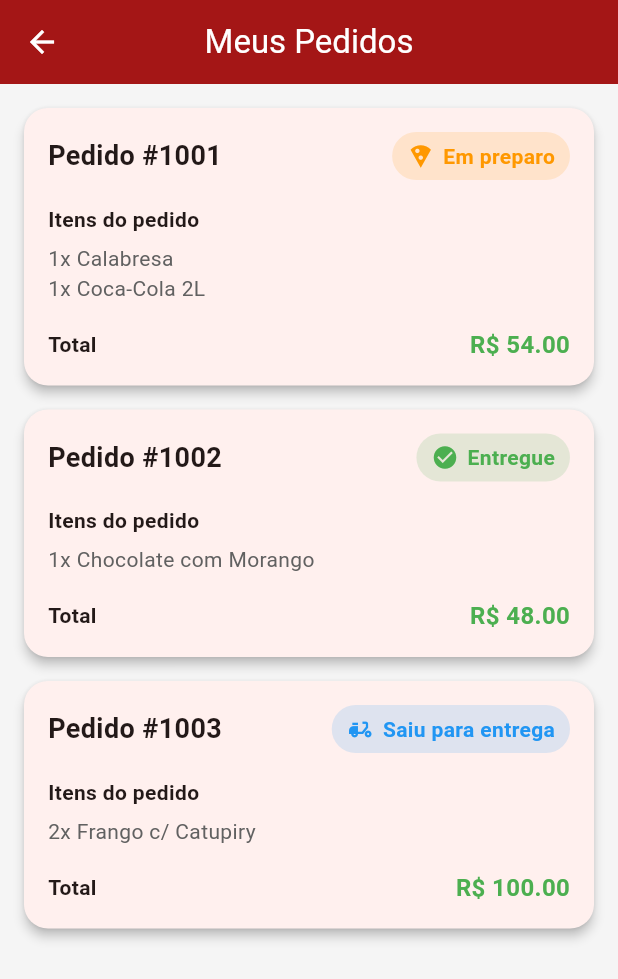
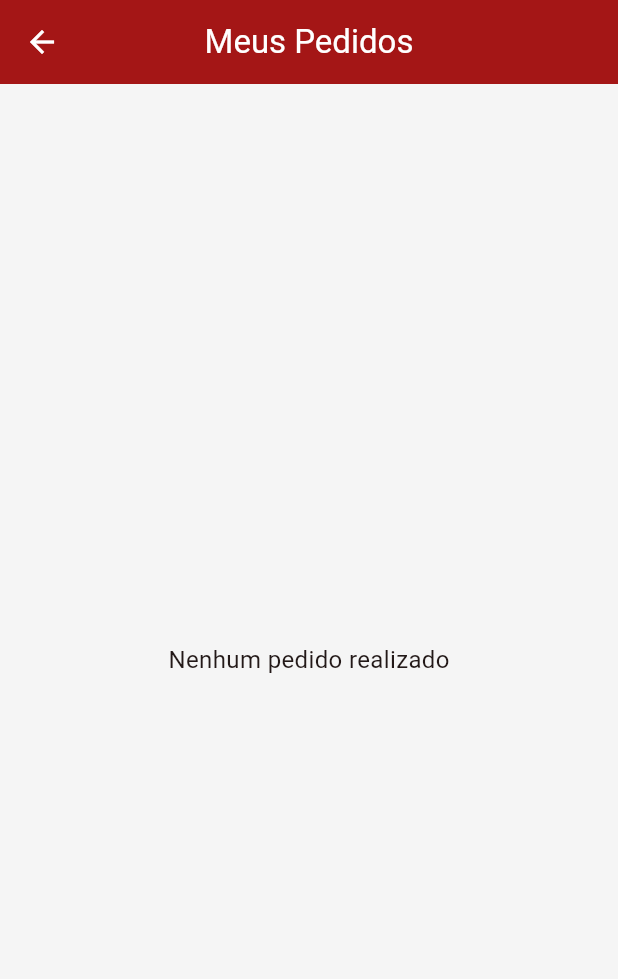
Before and after one commit to 0leoncs0/Projects, a Flutter app: the MeusPedidosPage screen opened directly, on a phone screen of 412 x 824 dp. Shown: the top 979 px of the screen. Run offline on Flutter 3.47's test engine with Material 3 defaults, Android fonts, the phone set to English and light mode, and no system bars.

Commit message:
atualização do carrinho e pedidos

```diff
--- /dev/null
+++ b/lib/models/cart_item.dart
@@ -0,0 +1,15 @@
+import 'pizza_model.dart';
+
+class CartItem {
+  final Pizza pizza;
+  final int quantidade;
+  final List<String> adicionais;
+  final double precoTotal;
+
+  CartItem({
+    required this.pizza,
+    required this.quantidade,
+    required this.adicionais,
+    required this.precoTotal,
+  });
+}
--- a/lib/models/cart_model.dart
+++ b/lib/models/cart_model.dart
@@ -4,7 +4,16 @@ class CartItem {
   final Pizza pizza;
   int quantidade;
 
-  CartItem({required this.pizza, this.quantidade = 1});
+  final List<String> adicionais;
+
+  final double precoTotal;
+
+  CartItem({
+    required this.pizza,
+    this.quantidade = 1,
+    this.adicionais = const [],
+    required this.precoTotal,
+  });
 }
 
 class Cart {
@@ -18,15 +27,9 @@ class Cart {
 
   final List<CartItem> itens = [];
 
-  void adicionar(Pizza pizza) {
-    final index = itens.indexWhere((item) => item.pizza.nome == pizza.nome);
-
-    if (index >= 0) {
-      itens[index].quantidade++;
-    } else {
-      itens.add(CartItem(pizza: pizza));
-    }
-  }
+  void adicionar(CartItem item) {
+  itens.add(item);
+}
 
   void remover(Pizza pizza) {
     itens.removeWhere((item) => item.pizza.nome == pizza.nome);
@@ -35,7 +38,7 @@ class Cart {
   double get total {
     return itens.fold(
       0,
-      (sum, item) => sum + (item.pizza.preco * item.quantidade),
+      (sum, item) => sum + item.precoTotal,
     );
   }
 
--- /dev/null
+++ b/lib/models/pedido_model.dart
@@ -0,0 +1,13 @@
+import 'cart_model.dart';
+
+class Pedido {
+  final List<CartItem> itens;
+  final double total;
+  final String status;
+
+  Pedido({
+    required this.itens,
+    required this.total,
+    required this.status,
+  });
+}
--- /dev/null
+++ b/lib/models/pedidos_manager.dart
@@ -0,0 +1,18 @@
+import 'pedido_model.dart';
+
+class PedidosManager {
+  static final PedidosManager _instance =
+      PedidosManager._internal();
+
+  factory PedidosManager() {
+    return _instance;
+  }
+
+  PedidosManager._internal();
+
+  final List<Pedido> pedidos = [];
+
+  void adicionarPedido(Pedido pedido) {
+    pedidos.add(pedido);
+  }
+}
--- a/lib/screens/meus_pedidos.dart
+++ b/lib/screens/meus_pedidos.dart
@@ -1,44 +1,26 @@
 import 'package:flutter/material.dart';
+import '../models/pedidos_manager.dart';
 
 class MeusPedidosPage extends StatelessWidget {
   const MeusPedidosPage({super.key});
 
   @override
   Widget build(BuildContext context) {
-    // PEDIDOS EXEMPLO
-    final pedidos = [
-      {
-        "numero": "#1001",
-        "status": "Em preparo",
-        "itens": "1x Calabresa\n1x Coca-Cola 2L",
-        "total": 54.00,
-        "icone": Icons.local_pizza,
-        "cor": Colors.orange,
-      },
-      {
-        "numero": "#1002",
-        "status": "Entregue",
-        "itens": "1x Chocolate com Morango",
-        "total": 48.00,
-        "icone": Icons.check_circle,
-        "cor": Colors.green,
-      },
-      {
-        "numero": "#1003",
-        "status": "Saiu para entrega",
-        "itens": "2x Frango c/ Catupiry",
-        "total": 100.00,
-        "icone": Icons.delivery_dining,
-        "cor": Colors.blue,
-      },
-    ];
+    final pedidos = PedidosManager().pedidos;
 
     return Scaffold(
       appBar: AppBar(
         title: const Text("Meus Pedidos"),
       ),
 
-      body: ListView.builder(
+      body: pedidos.isEmpty
+    ? const Center(
+        child: Text(
+          "Nenhum pedido realizado",
+          style: TextStyle(fontSize: 16),
+        ),
+      )
+    : ListView.builder(
         padding: const EdgeInsets.all(16),
         itemCount: pedidos.length,
 
@@ -57,7 +39,9 @@ class MeusPedidosPage extends StatelessWidget {
               padding: const EdgeInsets.all(16),
 
               child: Column(
-                crossAxisAlignment: CrossAxisAlignment.start,
+                crossAxisAlignment:
+                    CrossAxisAlignment.start,
+
                 children: [
 
                   // TOPO
@@ -67,7 +51,7 @@ class MeusPedidosPage extends StatelessWidget {
 
                     children: [
                       Text(
-                        "Pedido ${pedido["numero"]}",
+                        "Pedido #${index + 1}",
                         style: const TextStyle(
                           fontSize: 18,
                           fontWeight: FontWeight.bold,
@@ -81,29 +65,26 @@ class MeusPedidosPage extends StatelessWidget {
                         ),
 
                         decoration: BoxDecoration(
-                          color:
-                              (pedido["cor"] as Color)
-                                  .withOpacity(0.15),
+                          color: Colors.orange.withOpacity(0.15),
 
                           borderRadius:
                               BorderRadius.circular(20),
                         ),
 
-                        child: Row(
+                        child: const Row(
                           children: [
                             Icon(
-                              pedido["icone"] as IconData,
+                              Icons.local_pizza,
                               size: 18,
-                              color: pedido["cor"] as Color,
+                              color: Colors.orange,
                             ),
 
-                            const SizedBox(width: 6),
+                            SizedBox(width: 6),
 
                             Text(
-                              pedido["status"].toString(),
+                              "Em preparo",
                               style: TextStyle(
-                                color:
-                                    pedido["cor"] as Color,
+                                color: Colors.orange,
                                 fontWeight: FontWeight.w600,
                               ),
                             ),
@@ -125,10 +106,19 @@ class MeusPedidosPage extends StatelessWidget {
 
                   const SizedBox(height: 6),
 
-                  Text(
-                    pedido["itens"].toString(),
-                    style: TextStyle(
-                      color: Colors.grey[700],
+                  ...pedido.itens.map(
+                    (item) => Padding(
+                      padding: const EdgeInsets.only(
+                        bottom: 6,
+                      ),
+
+                      child: Text(
+                        "${item.quantidade}x ${item.pizza.nome}"
+                        "${item.adicionais.isNotEmpty ? " • ${item.adicionais.join(", ")}" : ""}",
+                        style: TextStyle(
+                          color: Colors.grey[700],
+                        ),
+                      ),
                     ),
                   ),
 
@@ -148,7 +138,7 @@ class MeusPedidosPage extends StatelessWidget {
                       ),
 
                       Text(
-                        "R\$ ${(pedido["total"] as double).toStringAsFixed(2)}",
+                        "R\$ ${pedido.total.toStringAsFixed(2)}",
                         style: const TextStyle(
                           color: Colors.green,
                           fontWeight: FontWeight.bold,
```
Also changed, not shown: lib/screens/carrinho.dart (+86 -5 lines), lib/screens/checkout.dart (+20 -6 lines), lib/screens/pizza_detail_page.dart (+18 -12 lines).
